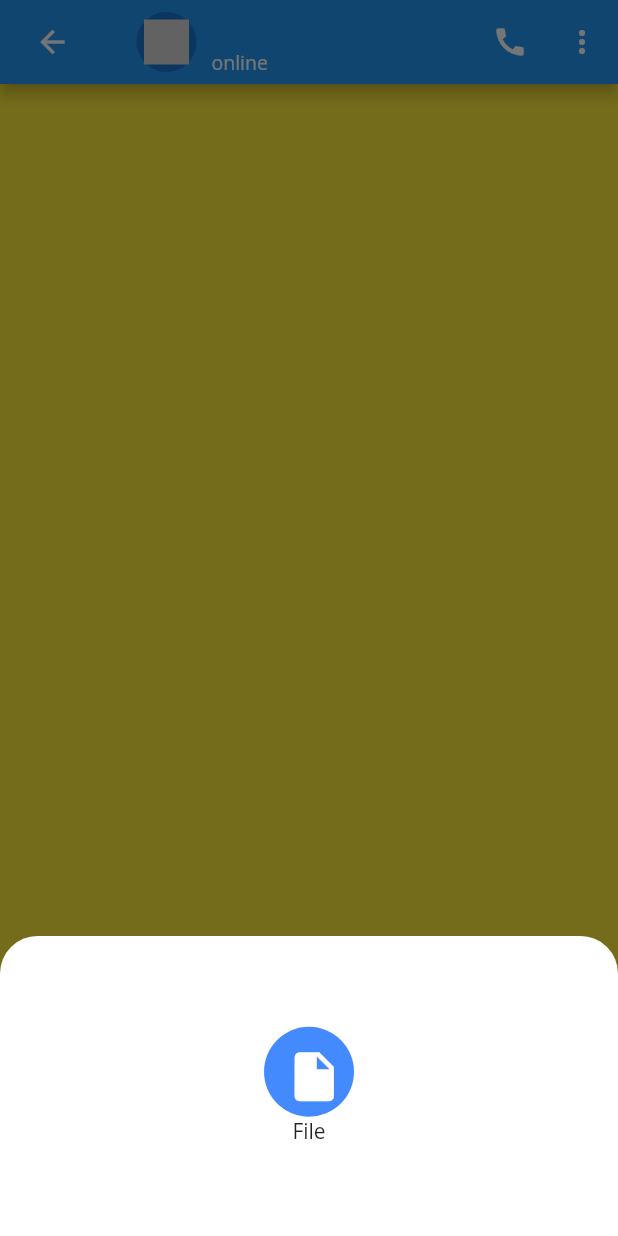
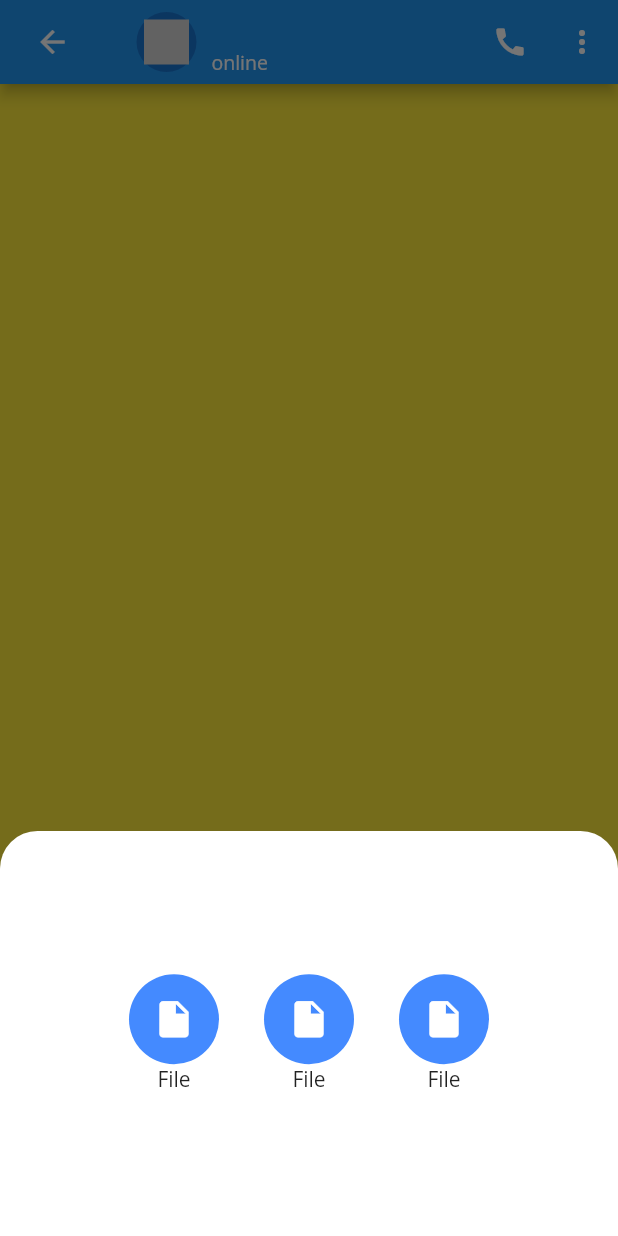
Before and after one commit to EhMaNa/chat_application, a Flutter app: the ChatPage screen opened directly with empty values, item 2 of the bottom bar chosen, on a phone screen of 412 x 824 dp. Run offline on Flutter 3.47's test engine with Material 2 defaults, Android fonts, the phone set to English and light mode, and no system bars; our stand-ins replace flutter_svg.

Commit message:
Update chatPage.dart

```diff
--- a/lib/screens/chatPage.dart
+++ b/lib/screens/chatPage.dart
@@ -48,7 +48,7 @@ class _ChatPageState extends State<ChatPage> {
 
   Widget buildBottomSheet (BuildContext context) {
     return Container(
-      height: 200,
+      height: 270,
         decoration: BoxDecoration(
           color: Colors.white,
           borderRadius: BorderRadius.only(
@@ -62,7 +62,11 @@ class _ChatPageState extends State<ChatPage> {
           Row(
             mainAxisAlignment: MainAxisAlignment.center,
             children: [
-              attachFileIcons(Icons.insert_drive_file, Colors.blueAccent, "File")
+              attachFileIcons(Icons.insert_drive_file, Colors.blueAccent, "File"),
+              SizedBox(width: 30,),
+              attachFileIcons(Icons.insert_drive_file, Colors.blueAccent, "File"),
+              SizedBox(width: 30,),
+              attachFileIcons(Icons.insert_drive_file, Colors.blueAccent, "File"),
             ],
           )
         ],
@@ -79,7 +83,7 @@ class _ChatPageState extends State<ChatPage> {
           child: IconButton(
             onPressed: (){},
               icon: Icon(icon,
-                size: 39,
+                size: 29,
                 color: Colors.white,
               ),
           )
```
